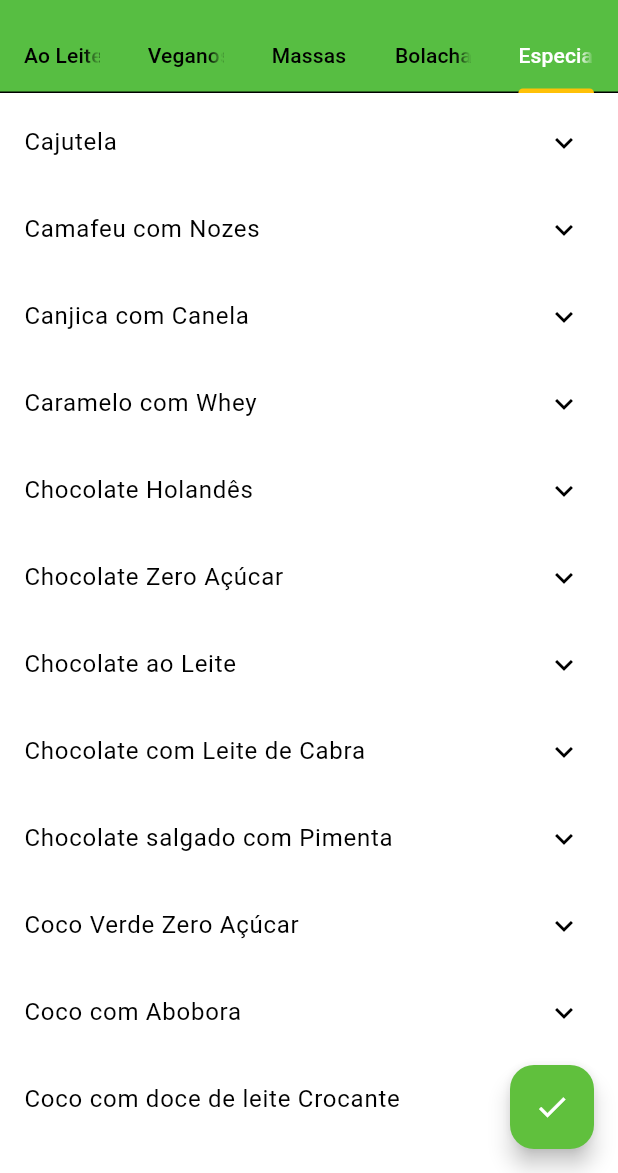
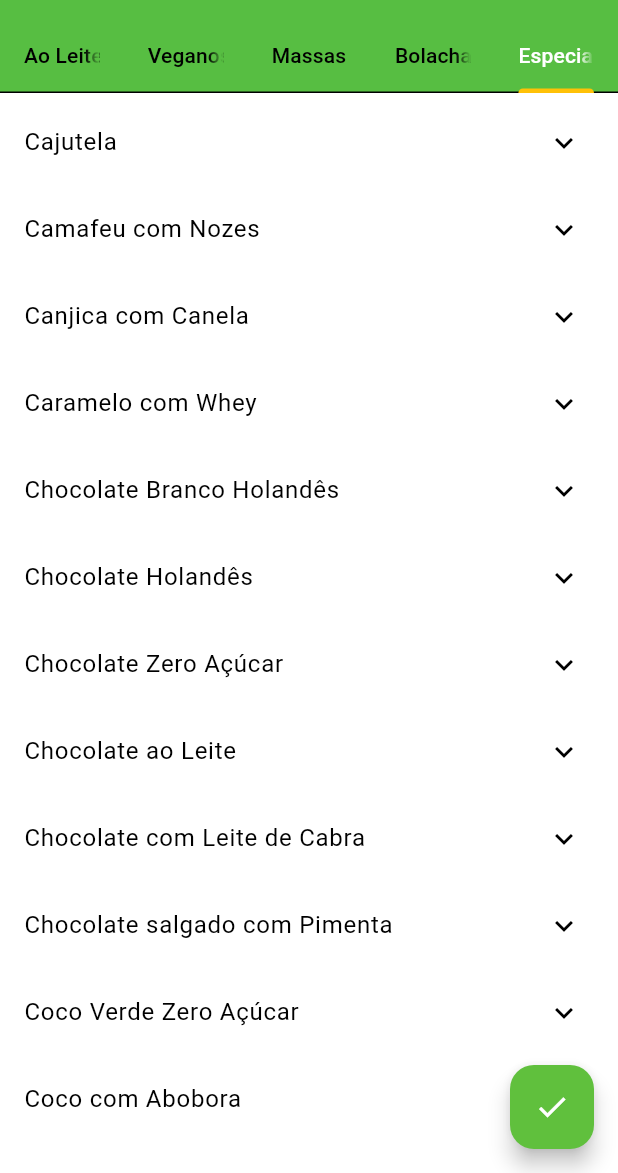
Before and after one commit to rikelmyso7/orama_user, a Flutter app: the UserSaboresEditPage screen opened directly with empty values, tab 5 chosen, scrolled down 576 dp, on a phone screen of 412 x 824 dp, the part 63-1236 px from its top. Run offline on Flutter 3.47's test engine with Material 3 defaults, Android fonts, the phone set to English and light mode, and no system bars; our stand-ins replace cloud_firestore, connectivity_plus, firebase_auth, firebase_core, flutter_mobx, font_awesome_flutter and 5 more; accounts and stored records are empty; generated files the repository leaves out were written again.

Commit message:
Add 'Chocolate Branco Holandês' to sabores list

```diff
--- a/lib/others/sabores.dart
+++ b/lib/others/sabores.dart
@@ -59,6 +59,7 @@ const Map<String, List<String>> sabores = {
     'Banana com Whey',
     'Caramelo com Whey',
     'Chocolate Holandês',
+    'Chocolate Branco Holandês',
     'Açaí Zero Açúcar',
     'Pitaya com Morango',
     'Chocolate Zero Açúcar',
```
